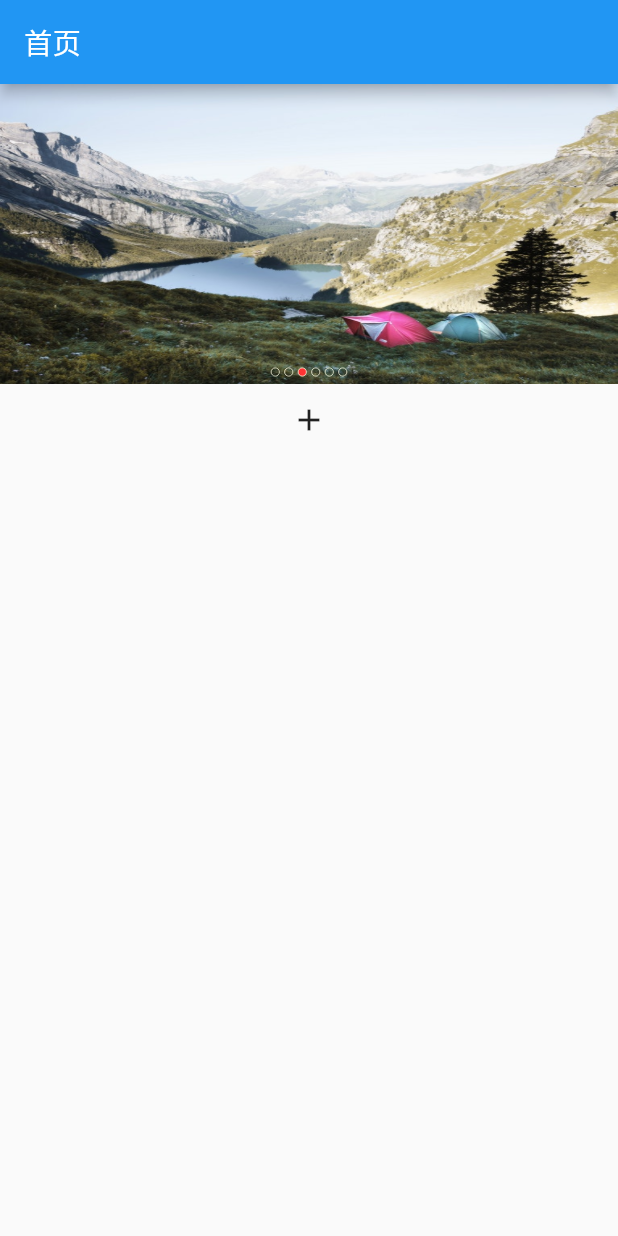
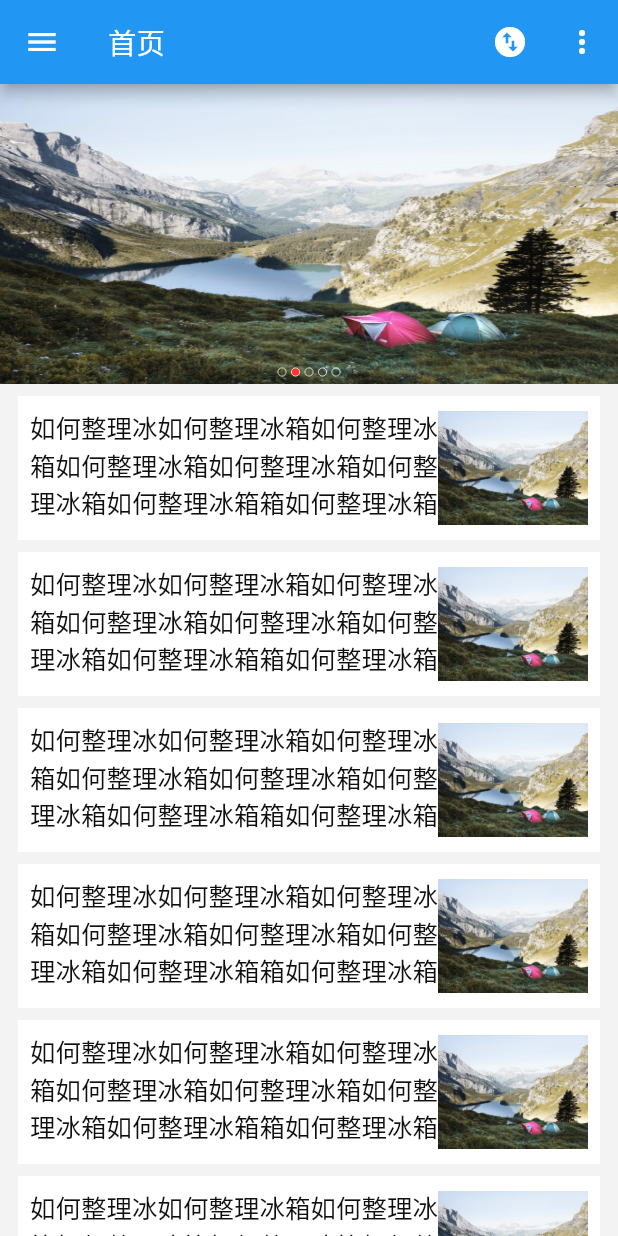
Before and after one commit to 403462630/flutter_zhifudaily, a Flutter app: the screen it shows after launch, on a phone screen of 412 x 824 dp. Run offline on Flutter 3.47's test engine with Material 2 defaults, Android fonts, the phone set to English and light mode, and no system bars; our stand-ins replace fluttertoast.

Commit message:
更新首页

```diff
--- /dev/null
+++ b/lib/adapter/base_adapter.dart
@@ -0,0 +1,21 @@
+import 'package:flutter/material.dart';
+
+abstract class BaseAdapter<T> {
+  List<T> data;
+
+  BaseAdapter({this.data});
+
+  int getItemCount() {
+    return data == null ? 0 : data.length;
+  }
+
+  int getItemType(int position) {
+    return 0;
+  }
+
+  Widget getWidget(BuildContext context, int position) {
+    return onCreateWidget(context, getItemType(position));
+  }
+
+  Widget onCreateWidget(BuildContext context, int type);
+}
--- /dev/null
+++ b/lib/adapter/home_list_adapter.dart
@@ -0,0 +1,87 @@
+import 'package:flutter/material.dart';
+import 'package:flutter_zhifudaily/adapter/base_adapter.dart';
+import 'package:flutter_zhifudaily/style/style.dart';
+import 'package:flutter_zhifudaily/widget/HomeBanner.dart';
+
+class HomeListAdapter<T> extends BaseAdapter<T> {
+  static const int TYPE_HOME_BANNER = 1;
+  static const int TYPE_HOME_TITLE = 2;
+  static const int TYPE_HOME_CONTENT = 3;
+  int currentIndex;
+  List bannerData;
+
+  HomeListAdapter({
+    List<T> data,
+    this.bannerData,
+    this.currentIndex: 0,
+  }) : super(data: data);
+
+  @override
+  int getItemType(int position) {
+    if (position == 0) {
+      return TYPE_HOME_BANNER;
+    } else {
+      return TYPE_HOME_CONTENT;
+    }
+  }
+
+  @override
+  int getItemCount() {
+    return super.getItemCount() + 1;
+  }
+
+  @override
+  Widget onCreateWidget(BuildContext context, int type) {
+    switch (type) {
+      case TYPE_HOME_BANNER:
+        return onCreateBannerWidget(context);
+      case TYPE_HOME_CONTENT:
+        return onCreateContentWidget(context);
+      case TYPE_HOME_TITLE:
+        return onCreateTitleWidget(context);
+      default:
+        return null;
+    }
+  }
+
+  Widget onCreateBannerWidget(BuildContext context) {
+    return new Container(
+      height: 200.0,
+      margin: EdgeInsets.only(bottom: 8.0),
+      child: new HomeBanner(
+        data: bannerData,
+        currentIndex: currentIndex,
+      ),
+    );
+  }
+
+  Widget onCreateTitleWidget(BuildContext context) {
+    return new Container(
+      height: 40.0,
+      padding: EdgeInsets.all(8.0),
+      child: new Text("今日要闻"),
+    );
+  }
+
+  Widget onCreateContentWidget(BuildContext context) {
+    return new Container(
+      margin: EdgeInsets.only(bottom: 8.0, left: 12.0, right: 12.0),
+      padding: EdgeInsets.all(8.0),
+      color: Colors.white,
+      child: new Row(
+        crossAxisAlignment: CrossAxisAlignment.start,
+        children: <Widget>[
+          new Expanded(
+            child: new DefaultTextStyle(
+              style: Style.buildItemTextStyle(),
+              child: new Text("如何整理冰如何整理冰箱如何整理冰箱如何整理冰箱如何整理冰箱如何整理冰箱如何整理冰箱箱如何整理冰箱"),
+              maxLines: 3,
+              overflow: TextOverflow.ellipsis,
+            ),
+          ),
+          Image.asset("images/lake.jpeg", width: 100.0, height: 80.0, fit: BoxFit.contain,),
+        ],
+      ),
+    );
+  }
+}
--- a/lib/page/home.dart
+++ b/lib/page/home.dart
@@ -1,7 +1,8 @@
 import 'package:flutter/material.dart';
-import 'package:flutter_zhifudaily/style/AppBarStyle.dart';
+import 'package:flutter_zhifudaily/style/style.dart';
+import 'package:flutter_zhifudaily/style/color.dart';
 import 'package:flutter_zhifudaily/utils/ToastUtil.dart';
-import 'package:flutter_zhifudaily/widget/HomeBanner.dart';
+import 'package:flutter_zhifudaily/adapter/home_list_adapter.dart';
 
 class HomePage extends StatefulWidget {
   @override
@@ -11,17 +12,17 @@ class HomePage extends StatefulWidget {
 }
 
 class _HomePageState extends State<HomePage> {
-  int currentIndex = 1;
+  HomeListAdapter homeListAdapter;
+  int currentIndex = 0;
 
   @override
   void initState() {
     super.initState();
-  }
-
-  void setCurrentIndex(int index) {
-    setState(() {
-      currentIndex = index;
-    });
+    homeListAdapter = new HomeListAdapter(
+      bannerData: [1, 2, 3, 4, 5],
+      data: [1, 2, 3, 4, 5, 6, 7, 8, 9, 10, 11, 12, 13, 14, 15],
+      currentIndex: 0,
+    );
   }
 
   @override
@@ -29,35 +30,59 @@ class _HomePageState extends State<HomePage> {
     return new Scaffold(
       appBar: buildAppBar(context),
       body: buildBody(context),
+      drawer: buildDrawer(context),
+    );
+  }
+
+  Widget buildDrawer(BuildContext context) {
+    return new Container(
+      color: Colors.white,
+      width: 300.0,
+      child: new ListView(
+        children: <Widget>[
+          new ListTile(
+            leading: new Icon(Icons.change_history),
+            title: new Text('Change history'),
+            onTap: () {
+              // change app state...
+              Navigator.pop(context); // close the drawer
+            },
+          ),
+        ],
+      ),
     );
   }
 
   Widget buildAppBar(BuildContext context) {
     return new AppBar(
-      title: new Text("首页", style: AppBarStyle.buildTitleStyle(),),
+      title: new Text("首页", style: Style.buildTitleStyle()),
+      actions: <Widget>[
+        new IconButton( // action button
+          icon: new Icon(Icons.swap_vertical_circle),
+          onPressed: () {  },
+        ),
+        new PopupMenuButton(
+          itemBuilder: (BuildContext context) {
+            return [
+              new PopupMenuItem(child: new Text("夜间模式")),
+              new PopupMenuItem(child: new Text("设置选项")),
+            ];
+          },
+        ),
+      ],
     );
   }
 
   Widget buildBody(BuildContext context) {
-    return new Column(
-      children: <Widget>[
-        new Container(
-          height: 200.0,
-          child: new HomeBanner(
-            data: [1, 2, 3, 4, 5, 6],
-            currentIndex: currentIndex,
-          ),
-        ),
-        new Expanded(
-          child: new Column(
-            children: <Widget>[
-              new IconButton(icon: new Icon(Icons.add), onPressed: () {
-                setCurrentIndex(3);
-              })
-            ],
-          ),
-        ),
-      ],
+    return new Container(
+      color: bg_window,
+      child: new ListView.builder(
+        itemBuilder: (BuildContext context, int index) {
+          return homeListAdapter.getWidget(context, index);
+        },
+        physics: BouncingScrollPhysics(),
+        itemCount: homeListAdapter.getItemCount(),
+      ),
     );
   }
 }
--- a/lib/style/AppBarStyle.dart
+++ /dev/null
@@ -1,10 +0,0 @@
-import 'package:flutter/material.dart';
-class AppBarStyle {
-
-  static TextStyle buildTitleStyle() {
-    return new TextStyle(
-      fontSize: 19.0,
-      color: Color(0xffffffff)
-    );
-  }
-}
--- /dev/null
+++ b/lib/style/color.dart
@@ -0,0 +1,8 @@
+import 'package:flutter/material.dart';
+
+const Color text_color_app_bar = Color(0xffffffff);
+const Color bg_window = Color(0xfff3f3f3);
+const Color app_black = Color(0xff0e0e0e);
+
+const Color bg_list_item_card = Color(0xfff3f3f3);
+const Color text_color_list_item_context = app_black;
--- /dev/null
+++ b/lib/style/dimen.dart
@@ -0,0 +1,10 @@
+
+const double text_size_app_bar = 19.0;
+
+const double text_size_very_small = 11.0;
+const double text_size_small = 13.0;
+const double text_size_medium = 15.0;
+const double text_size_normal = 17.0;
+const double text_size_big = 19.0;
+
+const double text_size_list_item_content = 17.0;
--- /dev/null
+++ b/lib/style/style.dart
@@ -0,0 +1,20 @@
+import 'package:flutter/material.dart';
+import 'package:flutter_zhifudaily/style/color.dart';
+import 'package:flutter_zhifudaily/style/dimen.dart';
+
+class Style {
+
+  static TextStyle buildTitleStyle() {
+    return new TextStyle(
+      fontSize: text_size_app_bar,
+      color: text_color_app_bar
+    );
+  }
+
+  static TextStyle buildItemTextStyle() {
+    return new TextStyle(
+      fontSize: text_size_list_item_content,
+      color: text_color_list_item_context,
+    );
+  }
+}
--- a/lib/widget/FcPageView.dart
+++ b/lib/widget/FcPageView.dart
@@ -37,7 +37,7 @@ class _FcPageViewState extends State<FcPageView> {
   Timer _timer;
   int _timerSeconds;
   int _getItemCount() {
-    return widget.data == null || widget.data.length == 0 ? 0 : (widget.data.length + (widget.isLoop ? 2 : 0));
+    return (widget.data == null || widget.data.length == 0) ? 0 : (widget.data.length + (widget.isLoop ? 2 : 0));
   }
 
   @override
@@ -60,6 +60,7 @@ class _FcPageViewState extends State<FcPageView> {
   void dispose() {
     super.dispose();
     _cancelTimer();
+    widget.pageController.dispose();
   }
 
   @override
--- a/lib/widget/HomeBanner.dart
+++ b/lib/widget/HomeBanner.dart
@@ -19,7 +19,7 @@ class HomeBanner<T> extends StatefulWidget {
   }
 }
 
-class _HomeBannerState extends State<HomeBanner> {
+class _HomeBannerState extends State<HomeBanner> with AutomaticKeepAliveClientMixin {
   int currentIndex = 0;
 
   void updateCurrentIndex(int index) {
@@ -32,6 +32,25 @@ class _HomeBannerState extends State<HomeBanner> {
   void initState() {
     super.initState();
     currentIndex = widget.currentIndex;
+    print("homebanner initState");
+  }
+
+  @override
+  void didUpdateWidget(HomeBanner oldWidget) {
+    super.didUpdateWidget(oldWidget);
+    print("homebanner didUpdateWidget");
+  }
+
+  @override
+  void didChangeDependencies() {
+    super.didChangeDependencies();
+    print("homebanner didChangeDependencies");
+  }
+
+  @override
+  void dispose() {
+    super.dispose();
+    print("homebanner dispose");
   }
 
   @override
@@ -54,7 +73,7 @@ class _HomeBannerState extends State<HomeBanner> {
           },
         ),
         new CircleIndicator(
-          size: widget.data.length,
+          size: widget.data != null ? widget.data.length : 0,
           currentIndex: currentIndex,
           style: new CircleIndicatorStyle(
             margin: EdgeInsets.only(bottom: 5.0),
@@ -63,4 +82,7 @@ class _HomeBannerState extends State<HomeBanner> {
       ],
     );
   }
+
+  @override
+  bool get wantKeepAlive => true;
 }
```
